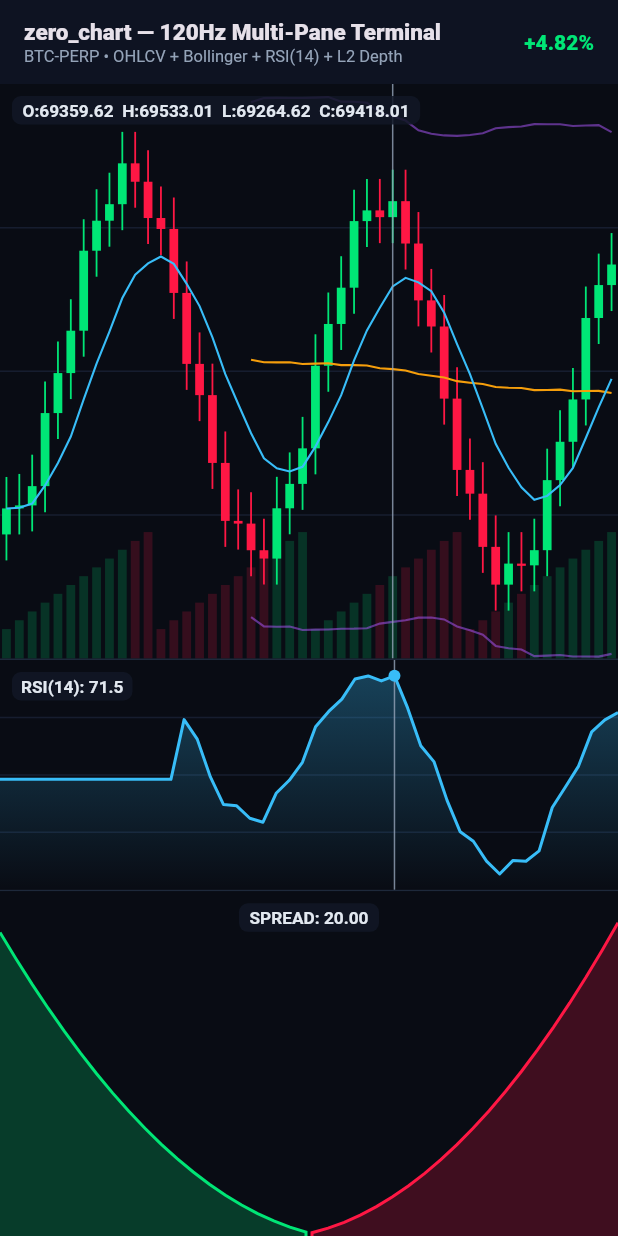
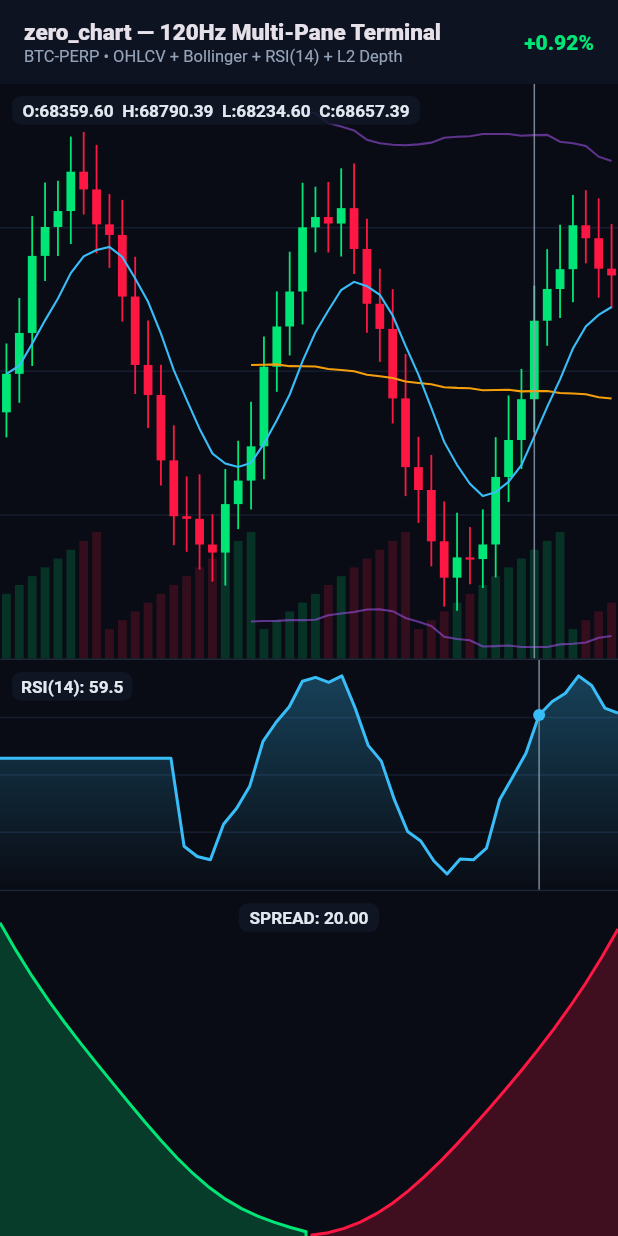
Before and after one commit to RedlightApps/zero_chart, a Flutter app: the first screen one second after launch, on a phone screen of 412 x 824 dp. Run offline on Flutter 3.47's test engine with Material 3 defaults, Android fonts, the phone set to English and light mode, and no system bars.

Commit message:
docs: add 120Hz animated GIF live demo showcase and auto-choreographed example (v1.0.2)

```diff
--- a/example/lib/main.dart
+++ b/example/lib/main.dart
@@ -1,3 +1,4 @@
+import 'dart:async';
 import 'dart:math' as math;
 import 'package:flutter/material.dart';
 import 'package:zero_chart/zero_chart.dart';
@@ -15,21 +16,37 @@ class ZeroChartShowcaseApp extends StatefulWidget {
 
 class _ZeroChartShowcaseAppState extends State<ZeroChartShowcaseApp> {
   final SynchronizedChartController _sync = SynchronizedChartController();
-  late final List<OhlcvCandle> _candles;
-  late final List<ChartPoint> _rsiPoints;
-  late final List<OrderBookLevel> _bids;
-  late final List<OrderBookLevel> _asks;
+  late List<OhlcvCandle> _candles;
+  late List<ChartPoint> _rsiPoints;
+  late List<OrderBookLevel> _bids;
+  late List<OrderBookLevel> _asks;
+  Timer? _tickTimer;
+  int _tick = 0;
 
   @override
   void initState() {
     super.initState();
-    var price = 68200.0;
+    _rebuildMarketState(0);
+    _sync.updateCrosshair(normalizedX: 0.64, localY: 90.0);
+    _tickTimer = Timer.periodic(const Duration(milliseconds: 55), (_) {
+      if (!mounted) return;
+      _tick++;
+      final normX = 0.50 + math.sin(_tick * 0.09) * 0.38;
+      final localY = 95.0 + math.cos(_tick * 0.11) * 45.0;
+      _sync.updateCrosshair(normalizedX: normX.clamp(0.08, 0.92), localY: localY);
+      setState(() => _rebuildMarketState(_tick));
+    });
+  }
+
+  void _rebuildMarketState(int step) {
+    var price = 68200.0 + math.sin(step * 0.14) * 140.0;
     _candles = List<OhlcvCandle>.generate(48, (i) {
-      final delta = math.sin(i * 0.32) * 210.0 + (i % 3 == 0 ? 95.0 : -55.0);
+      final wave = math.sin((i + step * 0.25) * 0.32) * 210.0;
+      final bias = (i + step ~/ 4) % 3 == 0 ? 95.0 : -55.0;
       final open = price;
-      final close = open + delta;
-      final high = math.max(open, close) + 115.0;
-      final low = math.min(open, close) - 95.0;
+      final close = open + wave + bias;
+      final high = math.max(open, close) + 115.0 + (i % 4) * 18.0;
+      final low = math.min(open, close) - 95.0 - (i % 3) * 15.0;
       price = close;
       return OhlcvCandle(
         timestampMs: 1700000000000 + i * 60000,
@@ -37,7 +54,7 @@ class _ZeroChartShowcaseAppState extends State<ZeroChartShowcaseApp> {
         high: high,
         low: low,
         close: close,
-        volume: 140.0 + (i % 12) * 42.0,
+        volume: 140.0 + ((i + step) % 12) * 42.0,
       );
     });
 
@@ -48,27 +65,35 @@ class _ZeroChartShowcaseAppState extends State<ZeroChartShowcaseApp> {
       (i) => ChartPoint(x: i.toDouble(), y: rsi[i] ?? 52.0),
     );
 
+    final pulse = math.sin(step * 0.18) * 1.6;
     _bids = List<OrderBookLevel>.generate(
       20,
-      (i) => OrderBookLevel(price: 68400.0 - i * 15.0, quantity: 3.5 + i * 1.1),
+      (i) => OrderBookLevel(
+        price: 68400.0 - i * 15.0,
+        quantity: (3.5 + i * 1.1 + math.sin(i * 0.5 + step * 0.2) * 1.8 + pulse).clamp(0.5, 40.0),
+      ),
     );
     _asks = List<OrderBookLevel>.generate(
       20,
-      (i) => OrderBookLevel(price: 68420.0 + i * 15.0, quantity: 3.0 + i * 1.2),
+      (i) => OrderBookLevel(
+        price: 68420.0 + i * 15.0,
+        quantity: (3.0 + i * 1.2 + math.cos(i * 0.4 + step * 0.2) * 1.8 - pulse).clamp(0.5, 40.0),
+      ),
     );
-
-    // Pre-activate synchronized multi-pane crosshair for instant visual clarity
-    _sync.updateCrosshair(normalizedX: 0.64, localY: 90.0);
   }
 
   @override
   void dispose() {
+    _tickTimer?.cancel();
     _sync.dispose();
     super.dispose();
   }
 
   @override
   Widget build(BuildContext context) {
+    final lastClose = _candles.last.close;
+    final pct = ((lastClose - 68200.0) / 68200.0 * 100.0);
+    final pctLabel = '${pct >= 0 ? '+' : ''}${pct.toStringAsFixed(2)}%';
     return MaterialApp(
       debugShowCheckedModeBanner: false,
       theme: ThemeData.dark(useMaterial3: true),
@@ -76,17 +101,19 @@ class _ZeroChartShowcaseAppState extends State<ZeroChartShowcaseApp> {
         backgroundColor: const Color(0xFF070910),
         appBar: AppBar(
           backgroundColor: const Color(0xFF0E1322),
-          title: const Row(
+          title: Row(
             mainAxisAlignment: MainAxisAlignment.spaceBetween,
             children: [
-              Column(
-                crossAxisAlignment: CrossAxisAlignment.start,
-                children: [
-                  Text('zero_chart — 120Hz Multi-Pane Terminal', style: TextStyle(fontSize: 15, fontWeight: FontWeight.w800)),
-                  Text('BTC-PERP • OHLCV + Bollinger + RSI(14) + L2 Depth', style: TextStyle(fontSize: 11, color: Color(0xFF94A3B8))),
-                ],
+              const Expanded(
+                child: Column(
+                  crossAxisAlignment: CrossAxisAlignment.start,
+                  children: [
+                    Text('zero_chart — 120Hz Multi-Pane Terminal', overflow: TextOverflow.ellipsis, style: TextStyle(fontSize: 15, fontWeight: FontWeight.w800)),
+                    Text('BTC-PERP • OHLCV + Bollinger + RSI(14) + L2 Depth', overflow: TextOverflow.ellipsis, style: TextStyle(fontSize: 11, color: Color(0xFF94A3B8))),
+                  ],
+                ),
               ),
-              Text('+4.82%', style: TextStyle(color: Color(0xFF00E676), fontSize: 14, fontWeight: FontWeight.w900)),
+              Text(pctLabel, style: const TextStyle(color: Color(0xFF00E676), fontSize: 14, fontWeight: FontWeight.w900)),
             ],
           ),
         ),
--- a/pubspec.yaml
+++ b/pubspec.yaml
@@ -1,12 +1,14 @@
 name: zero_chart
 description: 120Hz Element-Bypass financial & real-time telemetry charting engine for Flutter. Includes LTTB downsampling, OHLCV Candlestick, OrderBook L2 Depth chart, Technical Indicators (SMA, EMA, RSI, Bollinger), and Multi-Pane synchronized Crosshair. Zero external dependencies.
-version: 1.0.1
+version: 1.0.2
 homepage: https://redlightapps.com
 repository: https://github.com/RedlightApps/zero_chart
 issue_tracker: https://github.com/RedlightApps/zero_chart/issues
 documentation: https://github.com/RedlightApps/zero_chart#readme
 
 screenshots:
+  - description: "Live 120Hz Demo: Multi-Pane Synchronized Crosshair, Live OHLCV + Bollinger + RSI(14) & L2 OrderBook Depth Streaming"
+    path: doc/screenshots/zero_chart_demo.gif
   - description: "120Hz Multi-Pane OHLCV Candlestick, Bollinger Bands, Synchronized Crosshair RSI(14) & L2 OrderBook Depth Chart"
     path: doc/screenshots/zero_chart_showcase.png
 
```
Also changed, not shown: 3 other files.
